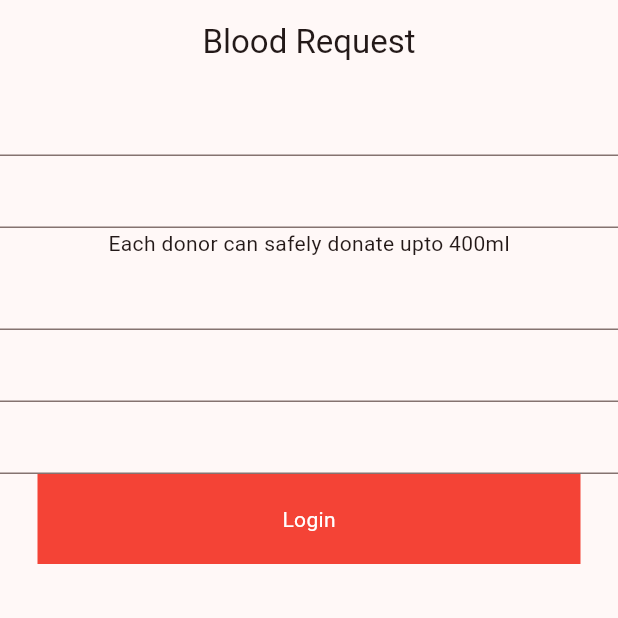
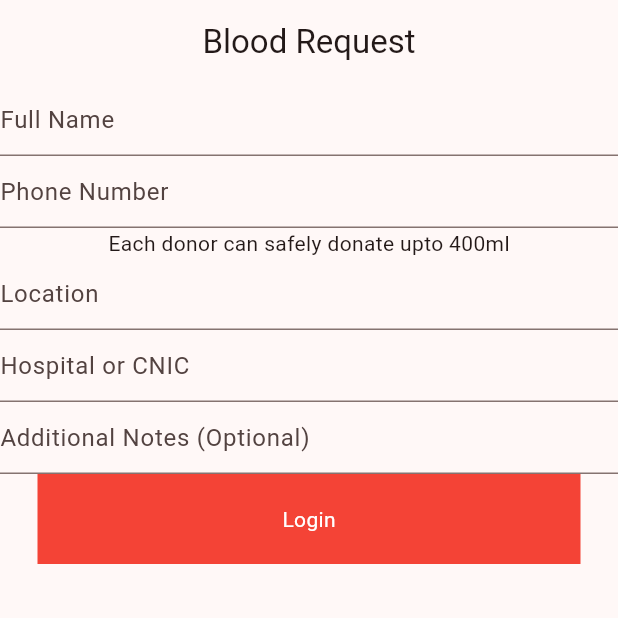
Before and after one commit to Abdul-Hadi-Jalil/EsperFlow, a Flutter app: the screen it shows after launch, on a phone screen of 412 x 824 dp, the top half of it. Run offline on Flutter 3.47's test engine with Material 3 defaults, Android fonts, the phone set to English and light mode, and no system bars.

Commit message:
update files code to send hint text to my text field as a parameter, and update the my text field to receive the text string as a parameter

```diff
--- a/lib/screens/additional_information_screen.dart
+++ b/lib/screens/additional_information_screen.dart
@@ -20,10 +20,10 @@ class _AdditionalInformationScreenState
         child: Column(
           children: [
             // last blood donation field
-            MyTextField(),
+            MyTextField(hintText: "Last Blood Donation"),
 
             // CNIC field
-            MyTextField(),
+            MyTextField(hintText: "CNIC Number"),
 
             // upload cnic image button
             // TODO: create a button for user to use camera or upload from gallery
--- a/lib/screens/blood_request_screen.dart
+++ b/lib/screens/blood_request_screen.dart
@@ -13,10 +13,10 @@ class BloodRequestScreen extends StatelessWidget {
         child: Column(
           children: [
             // full name field
-            MyTextField(),
+            MyTextField(hintText: "Full Name"),
 
             // phone number field
-            MyTextField(),
+            MyTextField(hintText: 'Phone Number'),
 
             // drop down menu for blood group selection
             // TODO: will be implemented
@@ -28,13 +28,13 @@ class BloodRequestScreen extends StatelessWidget {
             Text('Each donor can safely donate upto 400ml'),
 
             // location field
-            MyTextField(),
+            MyTextField(hintText: "Location"),
 
             // hospital or cnic field
-            MyTextField(),
+            MyTextField(hintText: "Hospital or CNIC"),
 
             // additional notes
-            MyTextField(),
+            MyTextField(hintText: "Additional Notes (Optional)"),
 
             // submit button
             MyCustomButtom(),
--- a/lib/screens/login_screen.dart
+++ b/lib/screens/login_screen.dart
@@ -16,10 +16,10 @@ class LoginScreen extends StatelessWidget {
             Text('Donate Life, Save Lives'),
 
             // email text field
-            MyTextField(),
+            MyTextField(hintText: "Email"),
 
             // password field
-            MyTextField(),
+            MyTextField(hintText: "Password"),
 
             // forgot text button
             TextButton(onPressed: () {}, child: Text('Forgot Password')),
--- a/lib/screens/register_screen.dart
+++ b/lib/screens/register_screen.dart
@@ -16,19 +16,19 @@ class RegisterScreen extends StatelessWidget {
             Text('Register as Donor'),
 
             // full name text field
-            MyTextField(),
+            MyTextField(hintText: "Full Name"),
 
             // email field
-            MyTextField(),
+            MyTextField(hintText: "Email"),
 
             // enter phone number field
-            MyTextField(),
+            MyTextField(hintText: "Phone Number (+92)"),
 
             // drop down menu for blood group selection
             // TODO: will be implemented
 
             // address field
-            MyTextField(),
+            MyTextField(hintText: "Current Address"),
 
             // register confimation button
             MyCustomButtom(),
--- a/lib/widgets/my_text_field.dart
+++ b/lib/widgets/my_text_field.dart
@@ -3,10 +3,11 @@
 import 'package:flutter/material.dart';
 
 class MyTextField extends StatelessWidget {
-  const MyTextField({super.key});
+  final String hintText;
+  const MyTextField({super.key, required this.hintText});
 
   @override
   Widget build(BuildContext context) {
-    return TextField();
+    return TextField(decoration: InputDecoration(hintText: hintText));
   }
 }
```
